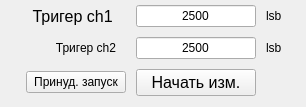
Above: WidgetRunMeasure.ui from AtariVC/mpp_osc_kpa_dialog before the change. Below: the same form after it.
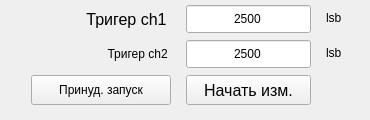
That is the form after the change.

The edit to the form file:
```diff
--- a/WidgetRunMeasure.ui
+++ b/WidgetRunMeasure.ui
@@ -6,8 +6,8 @@
    <rect>
     <x>0</x>
     <y>0</y>
-    <width>306</width>
-    <height>107</height>
+    <width>370</width>
+    <height>120</height>
    </rect>
   </property>
   <property name="sizePolicy">
@@ -18,8 +18,8 @@
   </property>
   <property name="minimumSize">
    <size>
-    <width>306</width>
-    <height>85</height>
+    <width>370</width>
+    <height>120</height>
    </size>
   </property>
   <property name="windowTitle">
@@ -42,7 +42,7 @@
     <number>0</number>
    </property>
    <item row="0" column="0">
-    <layout class="QGridLayout" name="gridLayout_meas" rowstretch="1,0,0" columnstretch="1,0,0,0,1" rowminimumheight="1,1,1" columnminimumwidth="1,1,1,1,1">
+    <layout class="QGridLayout" name="gridLayout_meas" rowstretch="1,1,1" columnstretch="1,1,0,0,1" rowminimumheight="1,1,1" columnminimumwidth="1,1,1,1,1">
      <property name="sizeConstraint">
       <enum>QLayout::SetDefaultConstraint</enum>
      </property>
@@ -56,15 +56,18 @@
       <number>5</number>
      </property>
      <property name="bottomMargin">
-      <number>5</number>
+      <number>15</number>
      </property>
-     <property name="spacing">
+     <property name="horizontalSpacing">
+      <number>15</number>
+     </property>
+     <property name="verticalSpacing">
       <number>10</number>
      </property>
      <item row="2" column="2">
       <widget class="QPushButton" name="pushButton_run_trig_pips">
        <property name="sizePolicy">
-        <sizepolicy hsizetype="Preferred" vsizetype="Fixed">
+        <sizepolicy hsizetype="Expanding" vsizetype="Expanding">
          <horstretch>0</horstretch>
          <verstretch>0</verstretch>
         </sizepolicy>
@@ -72,7 +75,7 @@
        <property name="minimumSize">
         <size>
          <width>120</width>
-         <height>25</height>
+         <height>30</height>
         </size>
        </property>
        <property name="font">
@@ -123,10 +126,22 @@
      </item>
      <item row="0" column="1">
       <widget class="QLabel" name="label_58">
+       <property name="sizePolicy">
+        <sizepolicy hsizetype="Expanding" vsizetype="Expanding">
+         <horstretch>0</horstretch>
+         <verstretch>0</verstretch>
+        </sizepolicy>
+       </property>
        <property name="minimumSize">
         <size>
-         <width>100</width>
-         <height>0</height>
+         <width>140</width>
+         <height>28</height>
+        </size>
+       </property>
+       <property name="maximumSize">
+        <size>
+         <width>16777215</width>
+         <height>25</height>
         </size>
        </property>
        <property name="font">
@@ -142,7 +157,7 @@
         <string notr="true">font: 12pt &quot;MS Shell Dlg 2&quot;;</string>
        </property>
        <property name="text">
-        <string>Тригер ch1   </string>
+        <string>Тригер ch1 </string>
        </property>
        <property name="alignment">
         <set>Qt::AlignRight|Qt::AlignTrailing|Qt::AlignVCenter</set>
@@ -166,8 +181,8 @@
       <widget class="QLineEdit" name="lineEdit_triger_ch1">
        <property name="minimumSize">
         <size>
-         <width>120</width>
-         <height>22</height>
+         <width>125</width>
+         <height>28</height>
         </size>
        </property>
        <property name="styleSheet">
@@ -188,8 +203,8 @@
       <widget class="QLineEdit" name="lineEdit_triger_ch1_2">
        <property name="minimumSize">
         <size>
-         <width>0</width>
-         <height>22</height>
+         <width>115</width>
+         <height>28</height>
         </size>
        </property>
        <property name="styleSheet">
@@ -205,11 +220,23 @@
      </item>
      <item row="1" column="1">
       <widget class="QLabel" name="label">
+       <property name="minimumSize">
+        <size>
+         <width>140</width>
+         <height>28</height>
+        </size>
+       </property>
+       <property name="maximumSize">
+        <size>
+         <width>16777215</width>
+         <height>25</height>
+        </size>
+       </property>
        <property name="styleSheet">
         <string notr="true">font: 12pt &quot;MS Shell Dlg 2&quot;;</string>
        </property>
        <property name="text">
-        <string>Тригер ch2   </string>
+        <string>Тригер ch2 </string>
        </property>
        <property name="alignment">
         <set>Qt::AlignRight|Qt::AlignTrailing|Qt::AlignVCenter</set>
@@ -228,6 +255,18 @@
      </item>
      <item row="2" column="1">
       <widget class="QPushButton" name="pushButton_forced_meas">
+       <property name="sizePolicy">
+        <sizepolicy hsizetype="Expanding" vsizetype="Expanding">
+         <horstretch>0</horstretch>
+         <verstretch>0</verstretch>
+        </sizepolicy>
+       </property>
+       <property name="minimumSize">
+        <size>
+         <width>140</width>
+         <height>30</height>
+        </size>
+       </property>
        <property name="styleSheet">
         <string notr="true">font: 12pt &quot;MS Shell Dlg 2&quot;;</string>
        </property>
```
